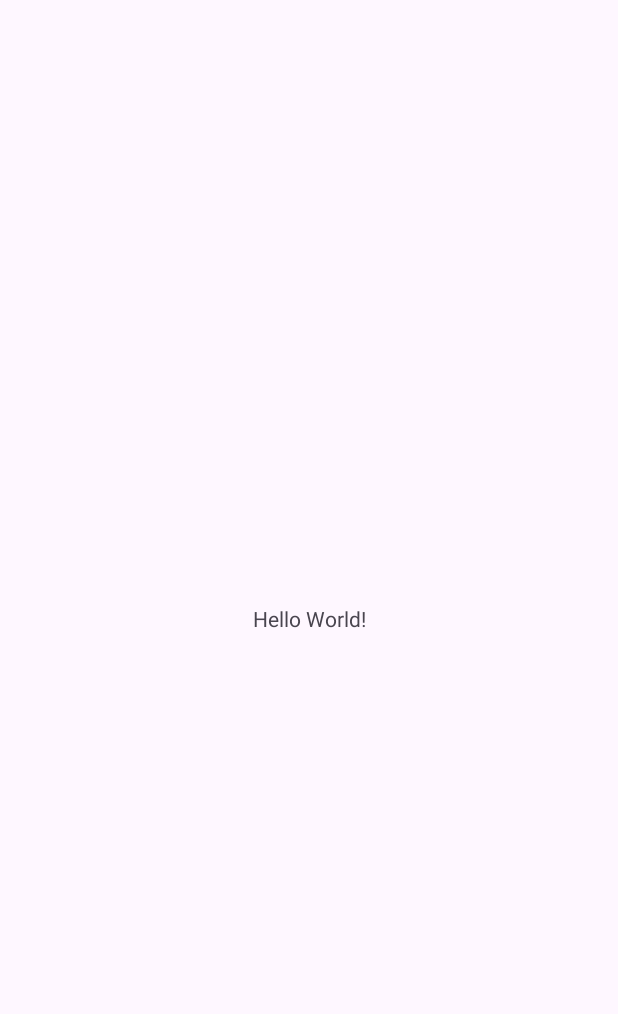
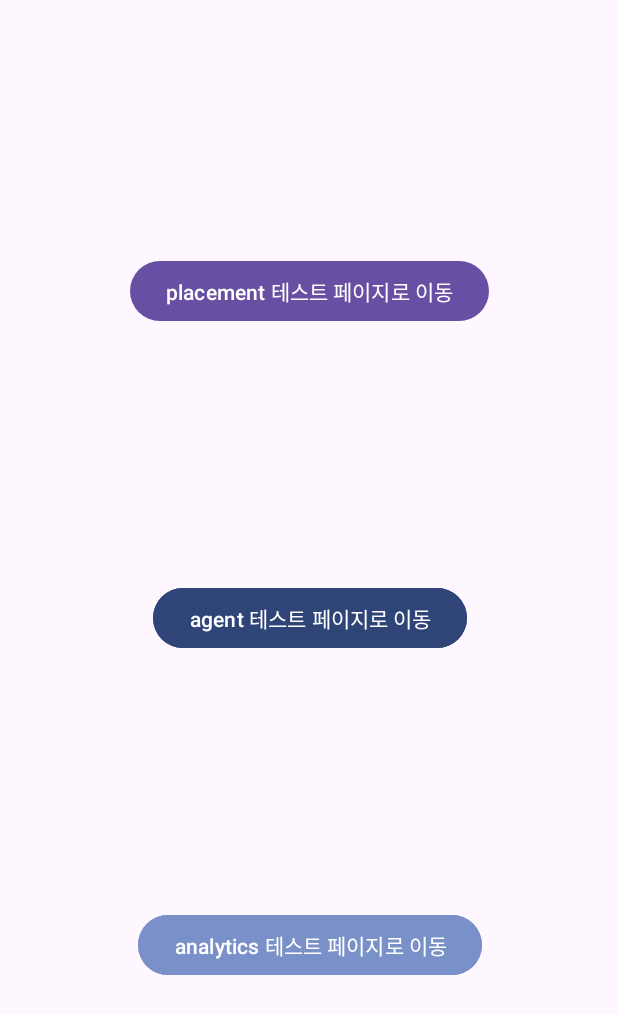
Before and after one commit to corca-ai/adcio_android_plugins, an Android app: the screen it shows after launch (MainActivity), on a phone screen of 412 x 824 dp. Before the commit the part shown is almost empty. Shown: the top 1014 px of the screen. Run offline under Robolectric (Android 15) with nearby library versions, the phone set to English and light mode, and no system bars.

Commit message:
feat: add placement, agent, analytics test page in app module

```diff
--- a/app/build.gradle.kts
+++ b/app/build.gradle.kts
@@ -33,6 +33,9 @@ android {
     kotlinOptions {
         jvmTarget = "1.8"
     }
+    buildFeatures {
+        viewBinding = true
+    }
 }
 
 dependencies {
--- a/app/src/main/AndroidManifest.xml
+++ b/app/src/main/AndroidManifest.xml
@@ -21,6 +21,10 @@
                 <category android:name="android.intent.category.LAUNCHER" />
             </intent-filter>
         </activity>
+
+        <activity android:name=".placement.PlacementActivity" />
+        <activity android:name=".agent.AgentActivity" />
+        <activity android:name=".analytics.AnalyticsActivity" />
     </application>
 
 </manifest>
--- a/app/src/main/java/ai/corca/adcio_android_plugins/MainActivity.kt
+++ b/app/src/main/java/ai/corca/adcio_android_plugins/MainActivity.kt
@@ -1,11 +1,36 @@
 package ai.corca.adcio_android_plugins
 
+import ai.corca.adcio_android_plugins.agent.AgentActivity
+import ai.corca.adcio_android_plugins.analytics.AnalyticsActivity
+import ai.corca.adcio_android_plugins.databinding.ActivityMainBinding
+import ai.corca.adcio_android_plugins.placement.PlacementActivity
+import android.content.Intent
 import androidx.appcompat.app.AppCompatActivity
 import android.os.Bundle
 
 class MainActivity : AppCompatActivity() {
+
+    private lateinit var binding: ActivityMainBinding
+
     override fun onCreate(savedInstanceState: Bundle?) {
         super.onCreate(savedInstanceState)
-        setContentView(R.layout.activity_main)
+        binding = ActivityMainBinding.inflate(layoutInflater)
+        setContentView(binding.root)
+
+        binding.btnAgent.setOnClickListener {
+            val intent = Intent(this, AgentActivity::class.java)
+            startActivity(intent)
+        }
+
+        binding.btnAnalytics.setOnClickListener {
+            val intent = Intent(this, AnalyticsActivity::class.java)
+            startActivity(intent)
+        }
+
+        binding.btnPlacement.setOnClickListener {
+            val intent = Intent(this, PlacementActivity::class.java)
+            startActivity(intent)
+        }
+
     }
 }
--- a/app/src/main/res/layout/activity_main.xml
+++ b/app/src/main/res/layout/activity_main.xml
@@ -6,13 +6,36 @@
     android:layout_height="match_parent"
     tools:context=".MainActivity">
 
-    <TextView
+    <Button
+        android:id="@+id/btn_placement"
         android:layout_width="wrap_content"
         android:layout_height="wrap_content"
-        android:text="Hello World!"
+        app:layout_constraintTop_toTopOf="parent"
+        app:layout_constraintStart_toStartOf="parent"
+        app:layout_constraintEnd_toEndOf="parent"
+        app:layout_constraintBottom_toTopOf="@id/btn_agent"
+        android:text="placement 테스트 페이지로 이동" />
+
+    <Button
+        android:id="@+id/btn_agent"
+        android:layout_width="wrap_content"
+        android:layout_height="wrap_content"
+        android:backgroundTint="@color/material_dynamic_primary30"
+        app:layout_constraintTop_toBottomOf="@id/btn_placement"
+        app:layout_constraintStart_toStartOf="@id/btn_placement"
+        app:layout_constraintEnd_toEndOf="@id/btn_placement"
+        app:layout_constraintBottom_toTopOf="@id/btn_analytics"
+        android:text="agent 테스트 페이지로 이동" />
+
+    <Button
+        android:id="@+id/btn_analytics"
+        android:layout_width="wrap_content"
+        android:layout_height="wrap_content"
+        android:backgroundTint="@color/material_dynamic_primary60"
+        app:layout_constraintTop_toBottomOf="@id/btn_agent"
+        app:layout_constraintStart_toStartOf="@id/btn_placement"
+        app:layout_constraintEnd_toEndOf="@id/btn_placement"
         app:layout_constraintBottom_toBottomOf="parent"
-        app:layout_constraintEnd_toEndOf="parent"
-        app:layout_constraintStart_toStartOf="parent"
-        app:layout_constraintTop_toTopOf="parent" />
+        android:text="analytics 테스트 페이지로 이동" />
 
 </androidx.constraintlayout.widget.ConstraintLayout>
```
Also changed, not shown: app/src/main/java/ai/corca/adcio_android_plugins/agent/AgentActivity.kt (added, +16 -0 lines), app/src/main/java/ai/corca/adcio_android_plugins/analytics/AnalyticsActivity.kt (added, +16 -0 lines), app/src/main/java/ai/corca/adcio_android_plugins/placement/PlacementActivity.kt (added, +16 -0 lines), app/src/main/res/layout/activity_agent.xml (added, +18 -0 lines), app/src/main/res/layout/activity_analytics.xml (added, +18 -0 lines), app/src/main/res/layout/activity_placement.xml (added, +18 -0 lines).
